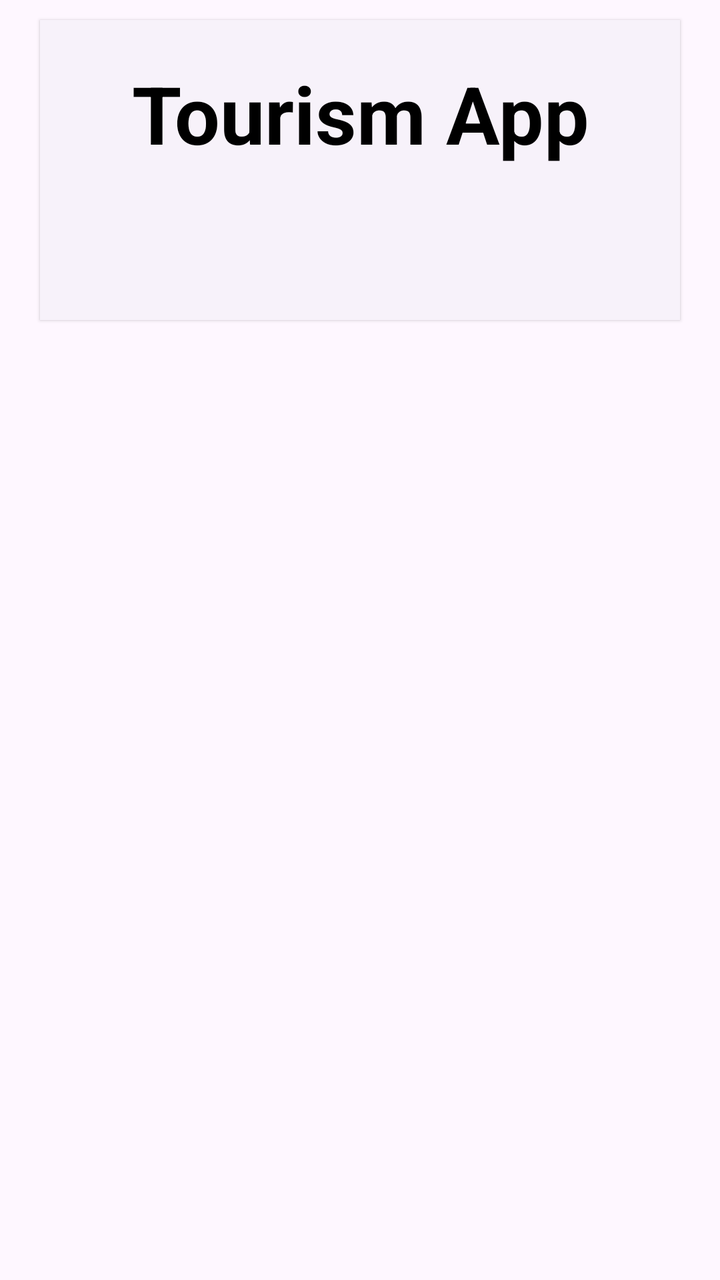
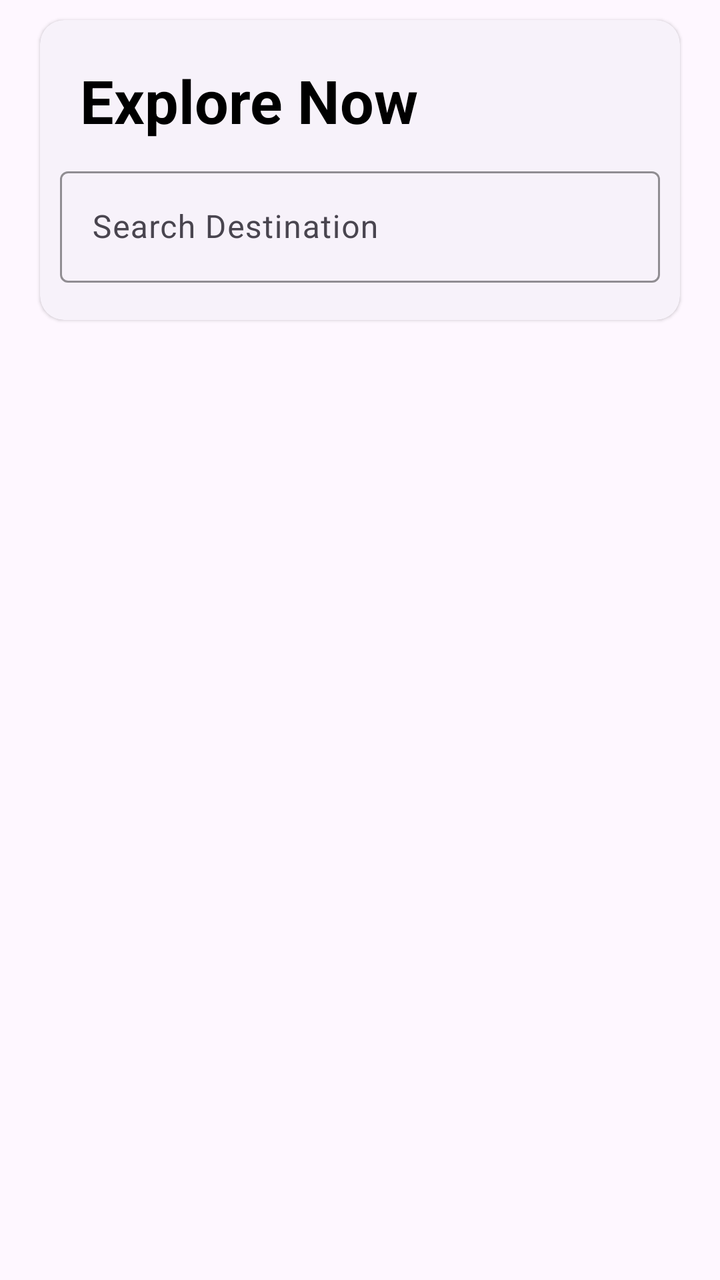

Two renders of the same Android screen: before a commit and after it. Below are the layout's source before the change and the commit's diff.
<!-- AndroidManifest.xml: application theme Theme.RmmcTourism -->
<!-- res/layout/fragment_spot_viewer.xml -->
<?xml version="1.0" encoding="utf-8"?>
<FrameLayout xmlns:android="http://schemas.android.com/apk/res/android"
    xmlns:app="http://schemas.android.com/apk/res-auto"
    xmlns:tools="http://schemas.android.com/tools"
    android:layout_width="match_parent"
    android:layout_height="match_parent"
    tools:context=".fragments.SpotViewerFragment">

    <androidx.constraintlayout.widget.ConstraintLayout
        android:layout_width="match_parent"
        android:layout_height="match_parent">

        <androidx.cardview.widget.CardView
            android:id="@+id/cardView"
            style="@style/Widget.Material3.CardView.Elevated"

            android:layout_width="match_parent"
            android:layout_height="150dp"
            android:layout_marginStart="20dp"
            android:layout_marginTop="10dp"
            android:layout_marginEnd="20dp"
            app:layout_constraintEnd_toEndOf="parent"
            app:layout_constraintStart_toStartOf="parent"
            app:layout_constraintTop_toTopOf="parent">

            <androidx.constraintlayout.widget.ConstraintLayout
                android:layout_width="match_parent"
                android:layout_height="match_parent">

                <TextView
                    android:layout_width="match_parent"
                    android:layout_height="wrap_content"
                    android:layout_marginStart="20dp"
                    android:layout_marginTop="20dp"
                    android:layout_marginEnd="20dp"
                    android:text="Tourism App"
                    android:textAlignment="center"
                    android:textColor="@color/black"
                    android:textSize="40sp"
                    android:textStyle="bold"
                    app:layout_constraintEnd_toEndOf="parent"
                    app:layout_constraintStart_toStartOf="parent"
                    app:layout_constraintTop_toTopOf="parent" />


            </androidx.constraintlayout.widget.ConstraintLayout>
        </androidx.cardview.widget.CardView>

        <androidx.recyclerview.widget.RecyclerView
            android:id="@+id/rv_spot_viewer"
            android:layout_width="match_parent"
            android:layout_height="0dp"
            android:layout_marginStart="10dp"
            android:layout_marginEnd="10dp"
            android:layout_marginBottom="10dp"
            app:layout_constraintBottom_toBottomOf="parent"
            app:layout_constraintEnd_toEndOf="parent"
            app:layout_constraintStart_toStartOf="parent"
            app:layout_constraintTop_toBottomOf="@+id/cardView" />

    </androidx.constraintlayout.widget.ConstraintLayout>


</FrameLayout>
<!-- resources referenced by this layout -->
<resources>
  <color name="black">#FF000000</color>
  <style name="Theme.RmmcTourism" parent="Base.Theme.RmmcTourism" />
  <style name="Base.Theme.RmmcTourism" parent="Theme.Material3.DayNight.NoActionBar">
          
          
      </style>
</resources>

<!-- the commit's change to res/layout/fragment_spot_viewer.xml (unified diff, before → after) -->
@@ -10,10 +10,9 @@
         android:layout_width="match_parent"
         android:layout_height="match_parent">
 
-        <androidx.cardview.widget.CardView
+        <com.google.android.material.card.MaterialCardView
             android:id="@+id/cardView"
             style="@style/Widget.Material3.CardView.Elevated"
-
             android:layout_width="match_parent"
             android:layout_height="150dp"
             android:layout_marginStart="20dp"
@@ -28,29 +27,50 @@
                 android:layout_height="match_parent">
 
                 <TextView
+                    android:id="@+id/textView5"
                     android:layout_width="match_parent"
                     android:layout_height="wrap_content"
                     android:layout_marginStart="20dp"
                     android:layout_marginTop="20dp"
                     android:layout_marginEnd="20dp"
-                    android:text="Tourism App"
-                    android:textAlignment="center"
+                    android:text="Explore Now"
                     android:textColor="@color/black"
-                    android:textSize="40sp"
+                    android:textSize="30sp"
                     android:textStyle="bold"
                     app:layout_constraintEnd_toEndOf="parent"
                     app:layout_constraintStart_toStartOf="parent"
                     app:layout_constraintTop_toTopOf="parent" />
 
+                <com.google.android.material.textfield.TextInputLayout
+                    style="@style/Widget.Material3.TextInputLayout.OutlinedBox"
+                    android:layout_width="match_parent"
+                    android:layout_height="wrap_content"
+                    android:layout_marginStart="10dp"
+                    android:layout_marginTop="10dp"
+                    android:layout_marginEnd="10dp"
+                    app:layout_constraintEnd_toEndOf="parent"
+                    app:layout_constraintStart_toStartOf="parent"
+                    app:layout_constraintTop_toBottomOf="@+id/textView5"
+                    app:boxStrokeColor="@color/black">
+
+                    <com.google.android.material.textfield.TextInputEditText
+                        android:layout_width="match_parent"
+                        android:layout_height="match_parent"
+                        android:hint="Search Destination"
+                        />
+
+                </com.google.android.material.textfield.TextInputLayout>
+
 
             </androidx.constraintlayout.widget.ConstraintLayout>
-        </androidx.cardview.widget.CardView>
+        </com.google.android.material.card.MaterialCardView>
 
         <androidx.recyclerview.widget.RecyclerView
             android:id="@+id/rv_spot_viewer"
             android:layout_width="match_parent"
             android:layout_height="0dp"
             android:layout_marginStart="10dp"
+            android:layout_marginTop="20dp"
             android:layout_marginEnd="10dp"
             android:layout_marginBottom="10dp"
             app:layout_constraintBottom_toBottomOf="parent"
